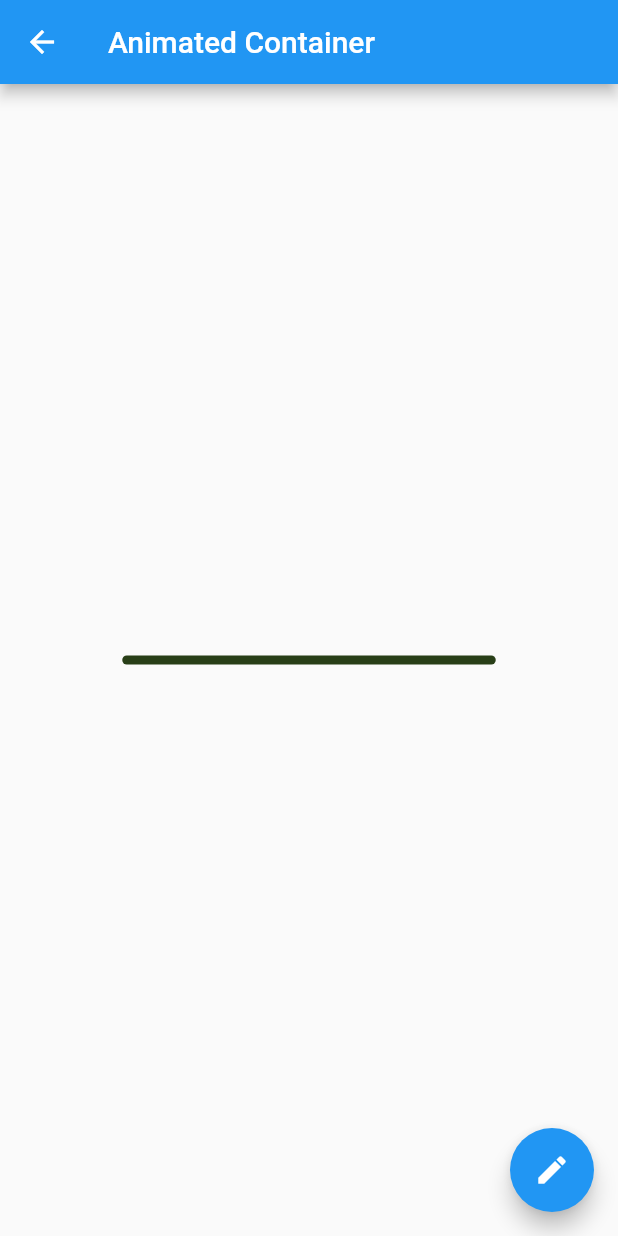
After one commit to mattid89/flutter_components, a Flutter app: the AnimatedContainerPage screen opened by its route, after a tap on the "edit" icon, on a phone screen of 412 x 824 dp. The commit adds this screen. Run offline on Flutter 3.47's test engine with Material 2 defaults, Android fonts, the phone set to English and light mode, and no system bars.

Commit message:
cards, alerts y animated controllers

```diff
--- a/data/menu_opts.json
+++ b/data/menu_opts.json
@@ -15,6 +15,11 @@
             "ruta" : "card",
             "icon" : "folder_open",
             "texto": "Cards - Tarjetas"
+        },
+        {
+            "ruta" : "animated_container",
+            "icon" : "donut_large",
+            "texto": "Animated Container"
         }
     ]
 }
--- /dev/null
+++ b/lib/src/pages/animated_container_page.dart
@@ -0,0 +1,67 @@
+import 'dart:math';
+
+import 'package:flutter/material.dart';
+
+class AnimatedContainerPage extends StatefulWidget {
+  @override
+  _AnimatedContainerPageState createState() => _AnimatedContainerPageState();
+}
+
+class _AnimatedContainerPageState extends State<AnimatedContainerPage>
+    with SingleTickerProviderStateMixin {
+  AnimationController _controller;
+  double _width = 50.0;
+  double _height = 50.0;
+  Color _color = Colors.pink;
+  BorderRadiusGeometry _borderRadius = BorderRadius.circular(8.0);
+
+  @override
+  void initState() {
+    super.initState();
+    _controller = AnimationController(vsync: this);
+  }
+
+  @override
+  void dispose() {
+    super.dispose();
+    _controller.dispose();
+  }
+
+  @override
+  Widget build(BuildContext context) {
+    return Scaffold(
+      appBar: AppBar(
+        title: Text('Animated Container'),
+      ),
+      body: Center(
+        child: AnimatedContainer(
+          duration: Duration(seconds: 1),
+          curve: Curves.bounceIn,
+          width: _width,
+          height: _height,
+          decoration: BoxDecoration(color: _color, borderRadius: _borderRadius),
+        )
+      ),
+      floatingActionButton: FloatingActionButton(
+        child: Icon(Icons.edit),
+        onPressed: _changeState,
+      ),
+    );
+  }
+
+  void _changeState() {
+    final random = Random();
+
+    setState(() {
+      _color = Color.fromRGBO(
+        random.nextInt(255),
+        random.nextInt(255),
+        random.nextInt(255),
+        1
+      );
+      _width = random.nextInt(300).toDouble();
+      _height = random.nextInt(300).toDouble();
+      _borderRadius = BorderRadius.circular(random.nextInt(100).toDouble());
+    });
+  }
+}
--- a/lib/src/routes/routes.dart
+++ b/lib/src/routes/routes.dart
@@ -1,3 +1,4 @@
+import 'package:componentes/src/pages/animated_container_page.dart';
 import 'package:componentes/src/pages/card_page.dart';
 import 'package:flutter/material.dart';
 
@@ -11,5 +12,6 @@ Map<String, WidgetBuilder> getApplicationRoutes() {
         'alert' : (BuildContext context) => AlertPage(),
         'avatar' : (BuildContext context) => AvatarPage(),
         'card' : (BuildContext context) => CardPage(),
+        'animated_container' : (BuildContext context) => AnimatedContainerPage(),
       };
 }
--- a/lib/src/utils/icono_string_util.dart
+++ b/lib/src/utils/icono_string_util.dart
@@ -5,6 +5,7 @@ final _icons = <String, IconData> {
   'add_alert': Icons.add_alert,
   'accessibility': Icons.accessibility,
   'folder_open': Icons.folder_open,
+  'donut_large': Icons.donut_large,
 };
 
 Icon getIcon( String iconName ) {
--- a/pubspec.yaml
+++ b/pubspec.yaml
@@ -47,7 +47,7 @@ flutter:
   # To add assets to your application, add an assets section, like this:
   assets:
     - data/menu_opts.json
-  #   - images/a_dot_burr.jpeg
+    - assets/
   #   - images/a_dot_ham.jpeg
 
   # An image asset can refer to one or more resolution-specific "variants", see
```
Also changed, not shown: lib/src/pages/alert_page.dart (+40 -0 lines), lib/src/pages/avatar_page.dart (+24 -0 lines), lib/src/pages/card_page.dart (+48 -2 lines), assets/loading.gif (added), assets/profile.png (added), assets/profile2.png (added).
